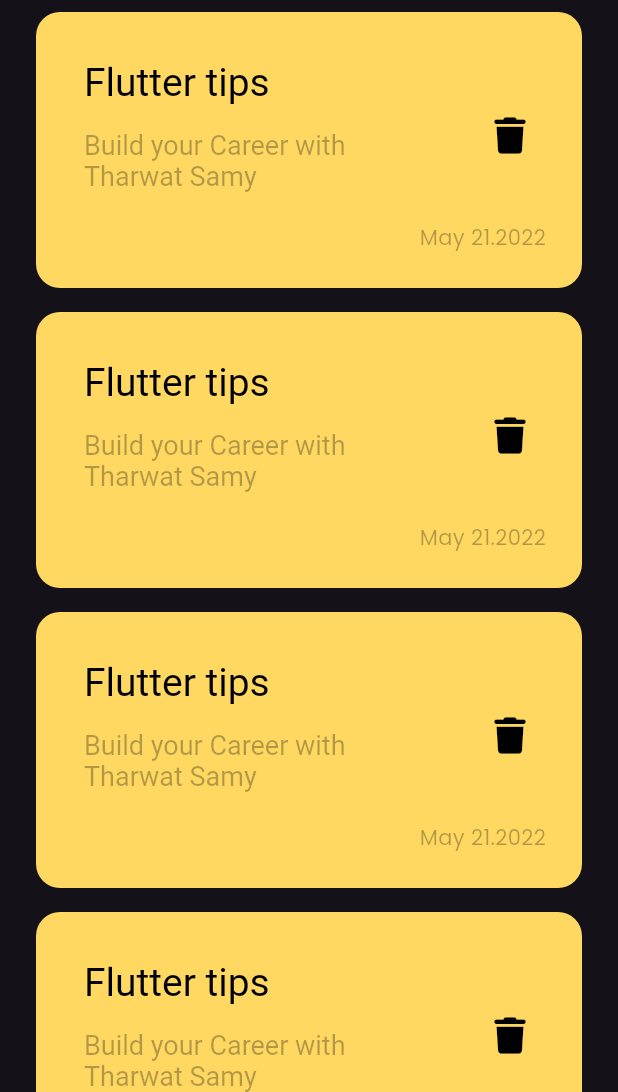
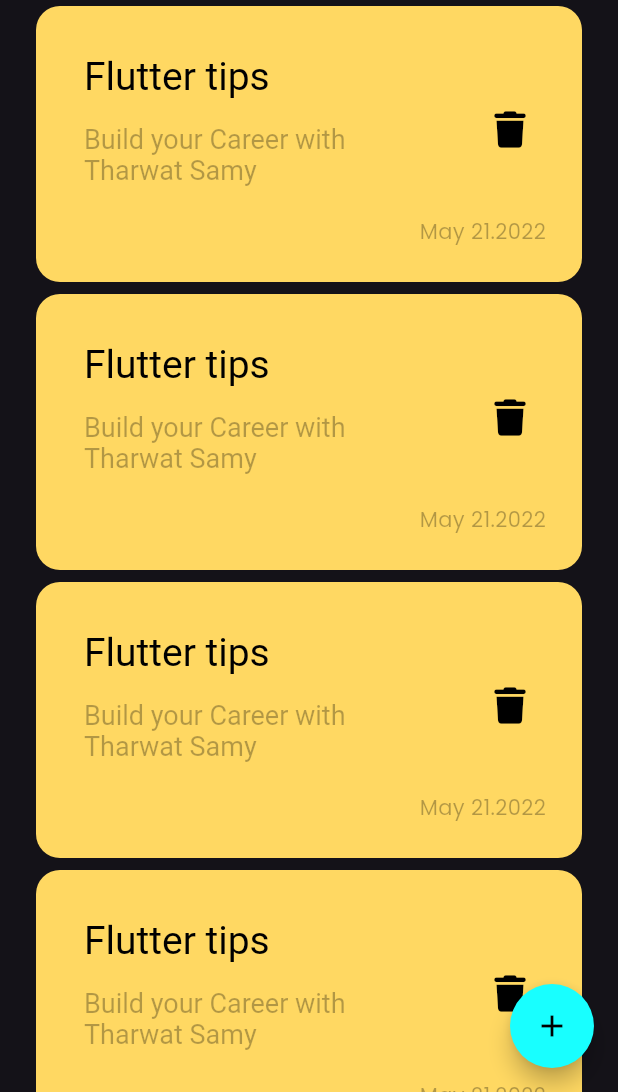
Before and after one commit to Hend-Muhammad/notes_app, a Flutter app: the screen it shows after launch, on a phone screen of 412 x 824 dp, the part 144-1236 px from its top. Run offline on Flutter 3.47's test engine with Material 3 defaults, Android fonts, the phone set to English and light mode, and no system bars; our stand-ins replace font_awesome_flutter.

Commit message:
floatting action point

```diff
--- a/lib/views/notes_view.dart
+++ b/lib/views/notes_view.dart
@@ -9,6 +9,11 @@ class NotesView extends StatelessWidget {
   @override
   Widget build(BuildContext context) {
     return Scaffold(
+      floatingActionButton: FloatingActionButton(
+        onPressed: (){},
+        shape: CircleBorder(),
+        backgroundColor: Colors.cyanAccent,
+      child: const Icon(Icons.add, color: Colors.black,),),
       body: Padding(
         padding: const EdgeInsets.symmetric(horizontal: 24),
         child: Column(
--- a/lib/widgets/notes_view_body.dart
+++ b/lib/widgets/notes_view_body.dart
@@ -8,7 +8,7 @@ class NotesListView extends StatelessWidget {
   Widget build(BuildContext context) {
     return ListView.builder( itemBuilder: (context, index) {
       return Padding(
-        padding: const EdgeInsets.symmetric(vertical: 8.0),
+        padding: const EdgeInsets.symmetric(vertical: 4.0),
         child: const NoteItem(),
       );
     },
```
